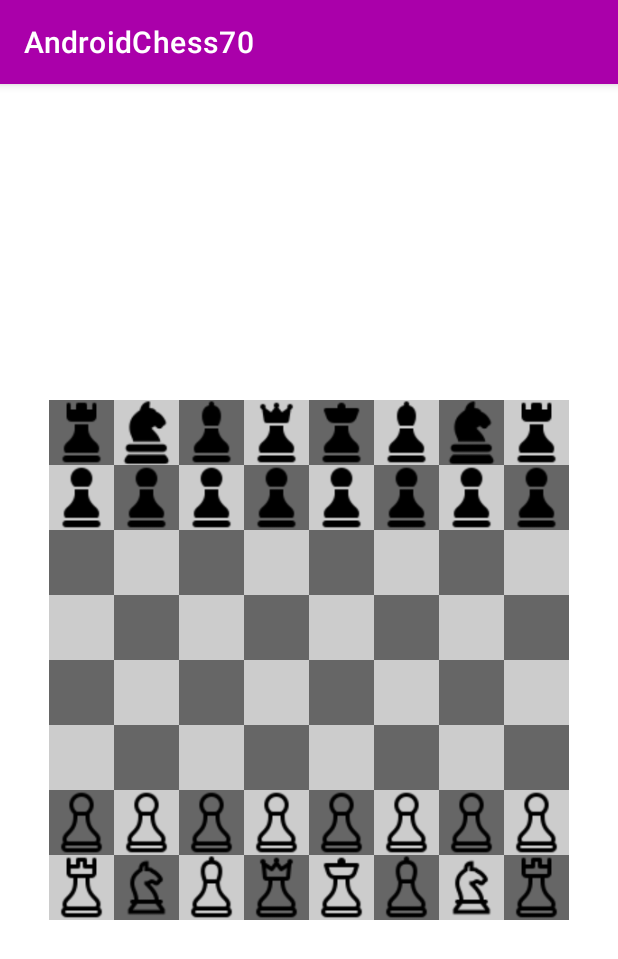
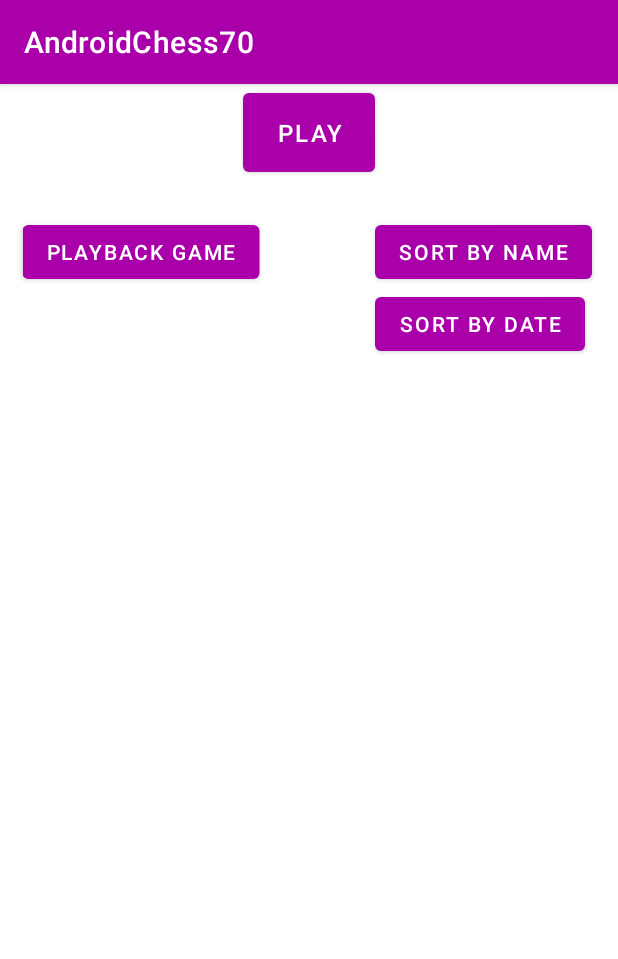
Before and after one commit to jnl27/android70, an Android app: the screen it shows after launch (MainActivity before the commit, HomePage after it), on a phone screen of 412 x 824 dp. Shown: the top 959 px of the screen. Run offline under Robolectric (Android 15) with nearby library versions, the phone set to English and light mode, and no system bars.

Commit message:
Added menu and home page

```diff
--- a/app/src/main/AndroidManifest.xml
+++ b/app/src/main/AndroidManifest.xml
@@ -9,13 +9,15 @@
         android:roundIcon="@mipmap/ic_launcher_round"
         android:supportsRtl="true"
         android:theme="@style/Theme.AndroidChess70">
-        <activity android:name=".MainActivity">
+        <activity android:name=".HomePage">
             <intent-filter>
                 <action android:name="android.intent.action.MAIN" />
 
                 <category android:name="android.intent.category.LAUNCHER" />
             </intent-filter>
         </activity>
+        <activity android:name=".MainActivity">
+        </activity>
     </application>
 
 </manifest>
--- /dev/null
+++ b/app/src/main/java/com/example/androidchess70/HomePage.java
@@ -0,0 +1,35 @@
+package com.example.androidchess70;
+
+import androidx.appcompat.app.AppCompatActivity;
+
+import android.content.Context;
+import android.content.Intent;
+import android.os.Bundle;
+import android.util.Log;
+import android.view.View;
+import android.widget.Button;
+import android.widget.Toast;
+
+public class HomePage extends AppCompatActivity {
+
+    private Button button;
+    @Override
+    protected void onCreate(Bundle savedInstanceState) {
+        super.onCreate(savedInstanceState);
+        setContentView(R.layout.activity_home_page);
+
+        button=(Button) findViewById(R.id.newGame);
+        button.setOnClickListener(new View.OnClickListener() {
+            @Override
+            public void onClick(View view) {
+                startGame();
+            }
+        });
+    }
+    public void startGame(){
+        Intent intent= new Intent(this, MainActivity.class);
+        startActivity(intent);
+    }
+
+
+}
--- /dev/null
+++ b/app/src/main/res/layout/activity_home_page.xml
@@ -0,0 +1,53 @@
+<?xml version="1.0" encoding="utf-8"?>
+<RelativeLayout xmlns:android="http://schemas.android.com/apk/res/android"
+    xmlns:tools="http://schemas.android.com/tools"
+    android:id="@+id/home_screen"
+    android:layout_width="match_parent"
+    android:layout_height="match_parent">
+
+    <ListView
+        android:layout_width="match_parent"
+        android:layout_height="match_parent"
+        android:id="@+id/recordedGamesList"
+        android:layout_marginTop="14dp"
+        android:layout_below="@+id/dateSort"
+        android:layout_alignParentStart="true" />
+
+    <Button
+        android:id="@+id/nameSort"
+        android:layout_width="wrap_content"
+        android:layout_height="wrap_content"
+        android:layout_alignBaseline="@+id/replayGame"
+        android:layout_alignBottom="@+id/replayGame"
+        android:layout_toEndOf="@+id/newGame"
+        android:text="Sort by Name" />
+
+    <Button
+        android:id="@+id/dateSort"
+        android:layout_width="wrap_content"
+        android:layout_height="wrap_content"
+        android:layout_alignStart="@+id/nameSort"
+        android:layout_below="@+id/nameSort"
+        android:text="Sort by Date" />
+
+    <Button
+        android:id="@+id/newGame"
+        android:layout_width="wrap_content"
+        android:layout_height="wrap_content"
+        android:layout_alignParentTop="true"
+        android:layout_centerHorizontal="true"
+        android:onClick="onClick"
+        android:padding="15dp"
+        android:text="Play"
+        android:textSize="16sp" />
+
+    <Button
+        android:id="@+id/replayGame"
+        android:layout_width="wrap_content"
+        android:layout_height="wrap_content"
+        android:layout_below="@+id/newGame"
+        android:layout_marginTop="23dp"
+        android:text="Playback Game"
+        android:translationX="15dp" />
+
+</RelativeLayout>
```
Also changed, not shown: app/src/main/java/com/example/androidchess70/MainActivity.java (+32 -0 lines), app/src/main/res/menu/game_options_menu.xml (added, +18 -0 lines).
